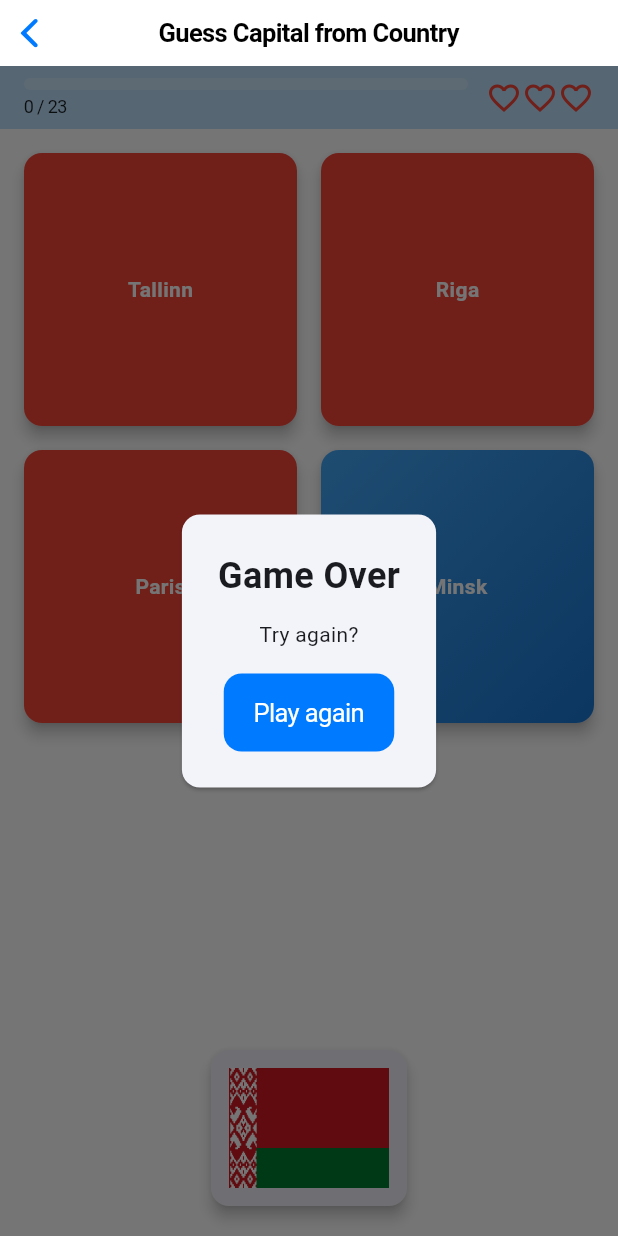
After one commit to Nikita0x/geography, a Flutter app: the CountriesGuessCapitalFromCountryScreen screen opened by its route, after a tap on "Tallinn", after a tap on "Riga", after a tap on "Paris", on a phone screen of 412 x 824 dp. The commit adds this screen. Run offline on Flutter 3.47's test engine with Material 3 defaults, Android fonts, the phone set to English and light mode, and no system bars; our stand-ins replace device_preview, flutter_svg, signals; project files that could hold a hidden picture were left out.

Commit message:
added: capitals and countries game modes with routing and screen imports

```diff
--- a/lib/main.dart
+++ b/lib/main.dart
@@ -12,6 +12,8 @@ import 'screens/test_screen.dart';
 import 'screens/paywall_screen.dart';
 import 'screens/hearts_screen.dart';
 import 'screens/modes/flags_guess_name_from_flags_screen.dart';
+import 'screens/modes/capitals_guess_country_from_capital_screen.dart';
+import 'screens/modes/countries_guess_capital_from_country_screen.dart';
 
 class Routes {
   static const String initialRoute = "/initial";
@@ -25,6 +27,10 @@ class Routes {
   static const String paywall = '/paywall';
   static const String hearts = '/hearts';
   static const String flagsGuessNameFromFlags = '/flags/guess-name-from-flags';
+  static const String capitalsGuessCountryFromCapital =
+      '/capitals/guess-country-from-capital';
+  static const String countriesGuessCapitalFromCountry =
+      '/countries/guess-capital-from-country';
 }
 
 bool isDev = true;
@@ -48,6 +54,10 @@ void main() {
               Routes.hearts: (context) => HeartsScreen(),
               Routes.flagsGuessNameFromFlags:
                   (context) => FlagsGuessNameFromFlagsScreen(),
+              Routes.capitalsGuessCountryFromCapital:
+                  (context) => CapitalsGuessCountryFromCapitalScreen(),
+              Routes.countriesGuessCapitalFromCountry:
+                  (context) => CountriesGuessCapitalFromCountryScreen(),
               Routes.initialRoute: (context) => InitialScreen(),
             },
           ),
--- a/lib/screens/home_screen.dart
+++ b/lib/screens/home_screen.dart
@@ -24,6 +24,8 @@ class _HomeScreenState extends State<HomeScreen> {
     Mode('Africa', Routes.africanFlags),
     Mode('Asia', Routes.asianFlags),
     Mode('Guess Name from Flags', Routes.flagsGuessNameFromFlags),
+    Mode('Guess Country from Capital', Routes.capitalsGuessCountryFromCapital),
+    Mode('Guess Capital from Country', Routes.countriesGuessCapitalFromCountry),
   ];
 
   @override
--- /dev/null
+++ b/lib/screens/modes/countries_guess_capital_from_country_screen.dart
@@ -0,0 +1,363 @@
+import 'dart:math';
+
+import 'package:flutter/cupertino.dart';
+import 'package:flutter/material.dart';
+import 'package:flutter_svg/flutter_svg.dart';
+import 'package:geography/data/countries.dart';
+import 'package:signals/signals_flutter.dart';
+
+class CountriesGuessCapitalFromCountryScreen extends StatefulWidget {
+  const CountriesGuessCapitalFromCountryScreen({super.key});
+
+  @override
+  State<CountriesGuessCapitalFromCountryScreen> createState() =>
+      _CountriesGuessCapitalFromCountryScreenState();
+}
+
+class _CountriesGuessCapitalFromCountryScreenState
+    extends State<CountriesGuessCapitalFromCountryScreen>
+    with SignalsMixin {
+  static const int initialHearts = 3;
+  static final int halfEuropeanCountries =
+      (europeanCountries.length / 2).round();
+  static final int totalEuropeanCountries = halfEuropeanCountries;
+
+  late final hearts = createSignal(initialHearts);
+  late final options = createSignal<List<Country>>([]);
+  late final correctCountry = createSignal<Country>(europeanCountries.first);
+  late final activePool = createSignal<List<Country>>([]);
+  late final useFirstHalf = createSignal<bool>(true);
+  late final wrongAnswers = createSignal<Set<String>>(<String>{});
+  late final roundLocked = createSignal<bool>(false);
+  late final answeredCorrect = createSignal<int>(0);
+  late final gameCompleted = createSignal<bool>(false);
+
+  @override
+  void initState() {
+    super.initState();
+    _startNewGame();
+  }
+
+  void _startNewGame() {
+    final bool useFirst = useFirstHalf.value;
+
+    final int startIndex =
+        useFirst ? 0 : europeanCountries.length - halfEuropeanCountries;
+    final List<Country> pool = europeanCountries.sublist(
+      startIndex,
+      startIndex + halfEuropeanCountries,
+    );
+
+    activePool.value = pool;
+    useFirstHalf.value = !useFirst;
+    answeredCorrect.value = 0;
+    gameCompleted.value = false;
+    hearts.value = initialHearts;
+    _generateRound();
+  }
+
+  void _generateRound() {
+    final random = Random();
+    final shuffled = List<Country>.from(activePool.value)..shuffle(random);
+
+    final newOptions = shuffled.take(4).toList();
+    options.value = newOptions;
+    correctCountry.value = newOptions[random.nextInt(newOptions.length)];
+    wrongAnswers.value = <String>{};
+    roundLocked.value = false;
+  }
+
+  void _handleAnswer(Country selected) {
+    if (hearts.value <= 0 || roundLocked.value || gameCompleted.value) {
+      return;
+    }
+
+    if (wrongAnswers.value.contains(selected.code)) {
+      return;
+    }
+
+    if (selected == correctCountry.value) {
+      final nextCount = answeredCorrect.value + 1;
+
+      if (nextCount >= totalEuropeanCountries) {
+        answeredCorrect.value = totalEuropeanCountries;
+        roundLocked.value = true;
+        gameCompleted.value = true;
+      } else {
+        answeredCorrect.value = nextCount;
+        roundLocked.value = true;
+
+        Future.delayed(const Duration(milliseconds: 1000), () {
+          if (!mounted || gameCompleted.value) return;
+          _generateRound();
+        });
+      }
+    } else {
+      if (hearts.value > 0) {
+        final current = wrongAnswers.value;
+        wrongAnswers.value = {...current, selected.code};
+        hearts.value = (hearts.value - 1).clamp(0, initialHearts);
+      }
+    }
+  }
+
+  @override
+  Widget build(BuildContext context) {
+    return CupertinoPageScaffold(
+      navigationBar: const CupertinoNavigationBar(
+        middle: Text('Guess Capital from Country'),
+      ),
+      child: SafeArea(
+        child: Stack(
+          children: [
+            Column(
+              crossAxisAlignment: CrossAxisAlignment.stretch,
+              children: [
+                Container(
+                  color: Colors.blue[100],
+                  padding: const EdgeInsets.symmetric(
+                    vertical: 8,
+                    horizontal: 16,
+                  ),
+                  child: Watch((context) {
+                    final currentHearts = hearts.value;
+                    final progress =
+                        answeredCorrect.value / totalEuropeanCountries;
+
+                    return Row(
+                      children: [
+                        Expanded(
+                          child: Column(
+                            crossAxisAlignment: CrossAxisAlignment.start,
+                            children: [
+                              ClipRRect(
+                                borderRadius: BorderRadius.circular(8),
+                                child: LinearProgressIndicator(
+                                  value: progress.clamp(0, 1),
+                                  minHeight: 8,
+                                  backgroundColor: Colors.white24,
+                                  valueColor:
+                                      const AlwaysStoppedAnimation<Color>(
+                                        Colors.green,
+                                      ),
+                                ),
+                              ),
+                              const SizedBox(height: 4),
+                              Text(
+                                '${answeredCorrect.value} / $totalEuropeanCountries',
+                                style: const TextStyle(
+                                  fontSize: 12,
+                                  color: Colors.black87,
+                                ),
+                              ),
+                            ],
+                          ),
+                        ),
+                        const SizedBox(width: 12),
+                        Row(
+                          mainAxisAlignment: MainAxisAlignment.end,
+                          children: List.generate(initialHearts, (index) {
+                            final isFilled = index < currentHearts;
+
+                            return Icon(
+                              isFilled
+                                  ? Icons.favorite
+                                  : Icons.favorite_outline,
+                              color: Colors.red,
+                            );
+                          }),
+                        ),
+                      ],
+                    );
+                  }),
+                ),
+                Expanded(
+                  child: Column(
+                    children: [
+                      Expanded(
+                        child: Padding(
+                          padding: const EdgeInsets.all(12),
+                          child: Watch((context) {
+                            final currentOptions = options.value;
+
+                            return GridView.count(
+                              crossAxisCount: 2,
+                              mainAxisSpacing: 8,
+                              crossAxisSpacing: 8,
+                              children: List.generate(currentOptions.length, (
+                                index,
+                              ) {
+                                final country = currentOptions[index];
+                                final code = country.code;
+
+                                final isWrong = wrongAnswers.value.contains(
+                                  code,
+                                );
+                                final isCorrect =
+                                    roundLocked.value &&
+                                    code == correctCountry.value.code;
+
+                                Color? backgroundColor;
+                                if (isCorrect) {
+                                  backgroundColor = Colors.green;
+                                } else if (isWrong) {
+                                  backgroundColor = Colors.red;
+                                }
+
+                                final bool isDisabled = isWrong || isCorrect;
+
+                                return GestureDetector(
+                                  onTap:
+                                      isDisabled
+                                          ? null
+                                          : () => _handleAnswer(country),
+                                  child: Card(
+                                    elevation: 4,
+                                    shape: RoundedRectangleBorder(
+                                      borderRadius: BorderRadius.circular(12),
+                                    ),
+                                    child: Container(
+                                      alignment: Alignment.center,
+                                      decoration: BoxDecoration(
+                                        borderRadius: BorderRadius.circular(12),
+                                        gradient:
+                                            backgroundColor == null
+                                                ? const LinearGradient(
+                                                  colors: [
+                                                    Color(0xFF42A5F5),
+                                                    Color(0xFF1976D2),
+                                                  ],
+                                                  begin: Alignment.topLeft,
+                                                  end: Alignment.bottomRight,
+                                                )
+                                                : null,
+                                        color: backgroundColor,
+                                      ),
+                                      child: Text(
+                                        country.capital,
+                                        style: const TextStyle(
+                                          color: Colors.white,
+                                          fontWeight: FontWeight.bold,
+                                        ),
+                                      ),
+                                    ),
+                                  ),
+                                );
+                              }),
+                            );
+                          }),
+                        ),
+                      ),
+                      const SizedBox(height: 8),
+                      Padding(
+                        padding: const EdgeInsets.only(bottom: 16),
+                        child: Watch((context) {
+                          final country = correctCountry.value;
+
+                          return Card(
+                            elevation: 4,
+                            shape: RoundedRectangleBorder(
+                              borderRadius: BorderRadius.circular(12),
+                            ),
+                            child: Padding(
+                              padding: const EdgeInsets.all(12),
+                              child: SvgPicture.asset(
+                                country.svgPath,
+                                height: 80,
+                              ),
+                            ),
+                          );
+                        }),
+                      ),
+                    ],
+                  ),
+                ),
+              ],
+            ),
+            Watch((context) {
+              if (hearts.value > 0) {
+                return const SizedBox.shrink();
+              }
+
+              return Positioned.fill(
+                child: Container(
+                  color: Colors.black54,
+                  child: Center(
+                    child: Card(
+                      margin: const EdgeInsets.symmetric(horizontal: 32),
+                      child: Padding(
+                        padding: const EdgeInsets.all(24),
+                        child: Column(
+                          mainAxisSize: MainAxisSize.min,
+                          children: [
+                            const Text(
+                              'Game Over',
+                              style: TextStyle(
+                                fontSize: 24,
+                                fontWeight: FontWeight.bold,
+                              ),
+                            ),
+                            const SizedBox(height: 12),
+                            const Text('Try again?'),
+                            const SizedBox(height: 16),
+                            CupertinoButton.filled(
+                              onPressed: _startNewGame,
+                              child: const Text('Play again'),
+                            ),
+                          ],
+                        ),
+                      ),
+                    ),
+                  ),
+                ),
+              );
+            }),
+            Watch((context) {
+              if (!gameCompleted.value) {
+                return const SizedBox.shrink();
+              }
+
+              return Positioned.fill(
+                child: Container(
+                  color: Colors.black54,
+                  child: Center(
+                    child: Card(
+                      margin: const EdgeInsets.symmetric(horizontal: 32),
+                      child: Padding(
+                        padding: const EdgeInsets.all(24),
+                        child: Column(
+                          mainAxisSize: MainAxisSize.min,
+                          children: [
+                            const Text(
+                              'Well done!',
+                              style: TextStyle(
+                                fontSize: 24,
+                                fontWeight: FontWeight.bold,
+                              ),
+                            ),
+                            const SizedBox(height: 12),
+                            const Text('You completed all European capitals.'),
+                            const SizedBox(height: 16),
+                            CupertinoButton.filled(
+                              child: const Text('Play again'),
+                              onPressed: () {
+                                hearts.value = initialHearts;
+                                answeredCorrect.value = 0;
+                                gameCompleted.value = false;
+                                _generateRound();
+                              },
+                            ),
+                          ],
+                        ),
+                      ),
+                    ),
+                  ),
+                ),
+              );
+            }),
+          ],
+        ),
+      ),
+    );
+  }
+}
```
Also changed, not shown: lib/screens/modes/capitals_guess_country_from_capital_screen.dart (added, +366 -0 lines).
